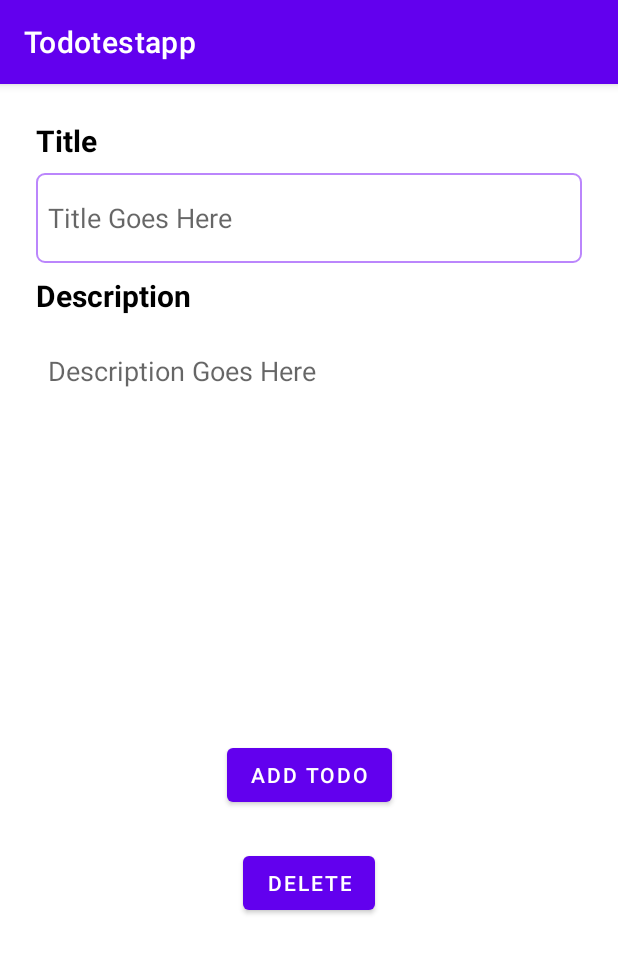
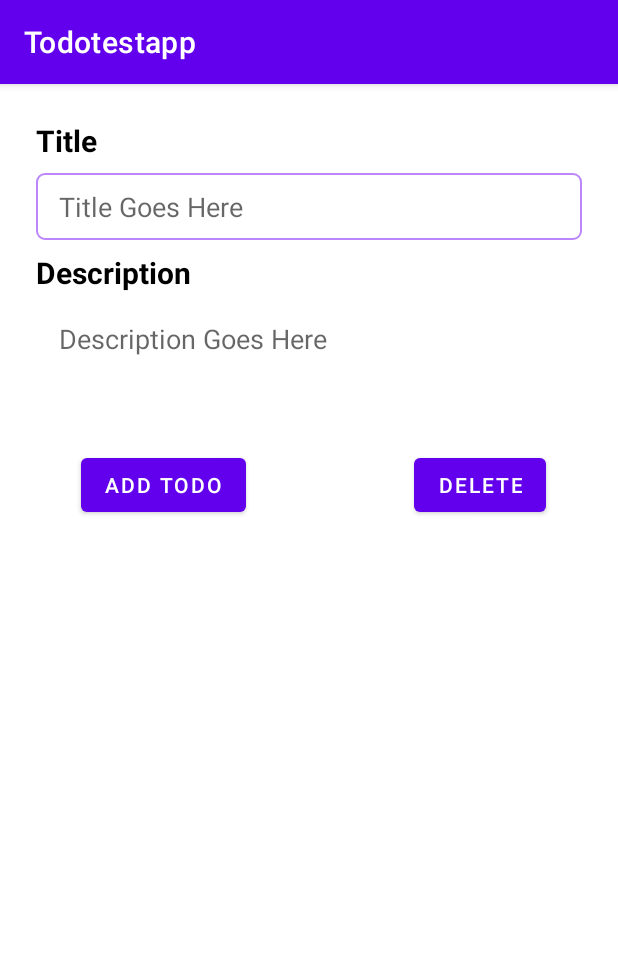
Before and after one commit to Carlos1729/ToDoApp, an Android app: the fragment UpdateToDoFragment shown on its own in the app's theme, on a phone screen of 412 x 824 dp. Shown: the top 953 px of the screen. Run offline under Robolectric (Android 15) with nearby library versions, the phone set to English and light mode, and no system bars; 1 statement that could not run was skipped.

Commit message:
Fixing few erros and resolving doubts

```diff
--- a/app/src/main/AndroidManifest.xml
+++ b/app/src/main/AndroidManifest.xml
@@ -17,7 +17,7 @@
         android:theme="@style/Theme.Todotestapp"
         tools:targetApi="31">
         <activity
-            android:name=".MainActivity"
+            android:name=".presentation.MainActivity"
             android:exported="true"
             android:windowSoftInputMode="adjustPan">
             <intent-filter>
--- a/app/src/main/java/com/example/todotestapp/data/db/UserDetails.kt
+++ b/app/src/main/java/com/example/todotestapp/data/db/UserDetails.kt
@@ -4,9 +4,9 @@ import com.google.gson.annotations.SerializedName
 
 data class UserDetails(
     @SerializedName("email")
-    val email: String?,
+    val email: String = "",
     @SerializedName("id")
-    val id: Int?,
+    val id: Int = -1,
     @SerializedName("name")
-    val name: String?
+    val name: String = ""
 )
--- a/app/src/main/java/com/example/todotestapp/data/repository/RetrofitInstance.kt
+++ b/app/src/main/java/com/example/todotestapp/data/repository/RetrofitInstance.kt
@@ -1,7 +1,7 @@
 package com.example.todotestapp.data.repository
 
 import com.example.todotestapp.data.api.ToDoApi
-import com.example.todotestapp.data.repository.Constants.Companion.BASE_URL
+import com.example.todotestapp.data.repository.Constants.BASE_URL
 import com.facebook.stetho.okhttp3.StethoInterceptor
 import okhttp3.OkHttpClient
 import retrofit2.Retrofit
--- a/app/src/main/res/layout/fragment_update_todo.xml
+++ b/app/src/main/res/layout/fragment_update_todo.xml
@@ -23,15 +23,17 @@
     <EditText
         android:id="@+id/update_title"
         android:layout_width="match_parent"
-        android:layout_height="60dp"
+        android:layout_height="wrap_content"
+        android:paddingTop="10dp"
+        android:paddingBottom="10dp"
         android:layout_marginTop="8dp"
         android:background="@drawable/custom_input"
         android:ems="10"
         android:hint="Title Goes Here"
         android:inputType="textPersonName"
         android:maxLength="25"
-        android:paddingStart="8dp"
-        android:paddingEnd="24dp"
+        android:paddingStart="15dp"
+        android:paddingEnd="15dp"
         app:helperText="Required"
         app:helperTextTextColor="@color/Red"
         app:layout_constraintEnd_toEndOf="parent"
@@ -55,18 +57,21 @@
 
     <EditText
         android:id="@+id/update_description"
-        android:layout_width="0dp"
-        android:layout_height="250dp"
+        android:layout_width="match_parent"
+        android:layout_height="wrap_content"
+        android:maxLines="4"
         android:layout_marginTop="8dp"
         android:background="@drawable/custom_input"
         android:ems="10"
+        android:minLines="2"
         android:gravity="start|top"
         android:hint="@string/description_goes_here"
         android:inputType="textMultiLine"
         android:maxLength="125"
-        android:paddingStart="8dp"
-        android:paddingTop="16dp"
-        android:paddingEnd="24dp"
+        android:paddingStart="15dp"
+        android:paddingTop="10dp"
+        android:paddingBottom="10dp"
+        android:paddingEnd="15dp"
         app:layout_constraintEnd_toEndOf="parent"
         app:layout_constraintStart_toStartOf="parent"
         app:layout_constraintTop_toBottomOf="@id/update_description_heading" />
@@ -88,21 +93,23 @@
         android:id="@+id/updateTaskbutton"
         android:layout_width="wrap_content"
         android:layout_height="wrap_content"
-        android:layout_marginTop="24dp"
-        app:layout_constraintEnd_toEndOf="parent"
+        android:layout_marginTop="30dp"
+        android:layout_marginStart="30dp"
         app:layout_constraintHorizontal_bias="0.5"
         app:layout_constraintStart_toStartOf="parent"
-        app:layout_constraintTop_toBottomOf="@id/statusSpinner" />
+        app:layout_constraintTop_toBottomOf="@id/statusSpinner"
+        android:textColorHint="@color/white"
+        android:hint="Add ToDo"/>
 
     <Button
         android:id="@+id/deleteTaskButton"
         android:layout_width="wrap_content"
         android:layout_height="wrap_content"
-        android:layout_marginTop="24dp"
+        android:layout_marginTop="30dp"
+        android:layout_marginEnd="24dp"
         android:text="Delete"
+        app:layout_goneMarginEnd="30dp"
         app:layout_constraintEnd_toEndOf="parent"
-        app:layout_constraintHorizontal_bias="0.5"
-        app:layout_constraintStart_toStartOf="parent"
-        app:layout_constraintTop_toBottomOf="@+id/updateTaskbutton" />
+        app:layout_constraintTop_toBottomOf="@+id/statusSpinner" />
 
 </androidx.constraintlayout.widget.ConstraintLayout>
```
Also changed, not shown: app/src/main/java/com/example/todotestapp/data/repository/Constants.kt (+13 -5 lines), app/src/main/java/com/example/todotestapp/presentation/MainActivity.kt (+28 -18 lines), app/src/main/java/com/example/todotestapp/presentation/listToDo/ui/ListToDoFragment.kt (+15 -11 lines), app/src/main/java/com/example/todotestapp/presentation/logIn/ui/LoginFragment.kt (+19 -12 lines), app/src/main/java/com/example/todotestapp/presentation/updateToDo/ui/UpdateToDoFragment.kt (+6 -10 lines), app/src/main/res/layout/activity_main.xml (+4 -3 lines).
